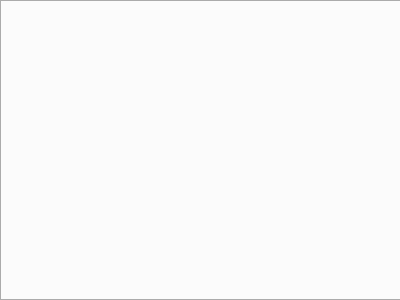
First picture: the form in src/client/widgetchatwindow.ui, repository wayt/Skypy, before the edit.
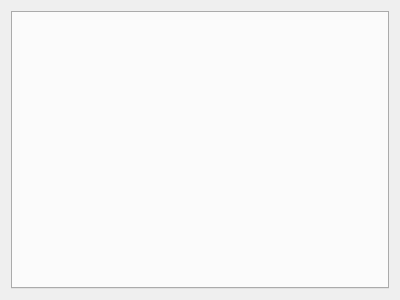
Second picture: the form after the edit.

What changed in the file:
```diff
--- a/src/client/widgetchatwindow.ui
+++ b/src/client/widgetchatwindow.ui
@@ -13,15 +13,9 @@
   <property name="windowTitle">
    <string>Dialog</string>
   </property>
+  <layout class="QVBoxLayout" name="verticalLayout">
+   <item>
   <widget class="QTabWidget" name="_chatTab">
-   <property name="geometry">
-    <rect>
-     <x>0</x>
-     <y>0</y>
-     <width>401</width>
-     <height>301</height>
-    </rect>
-   </property>
    <property name="autoFillBackground">
     <bool>true</bool>
    </property>
@@ -41,6 +35,8 @@
     <bool>true</bool>
    </property>
   </widget>
+   </item>
+  </layout>
  </widget>
  <resources/>
  <connections/>
```
Lines whose indentation alone changed are shown as unchanged.
